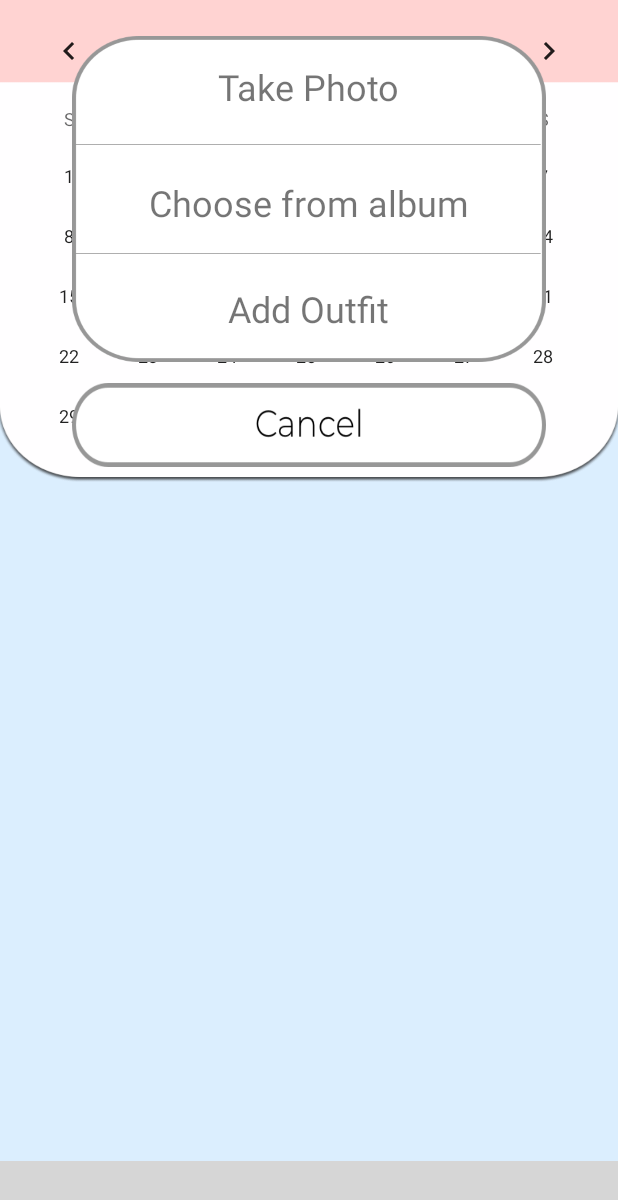
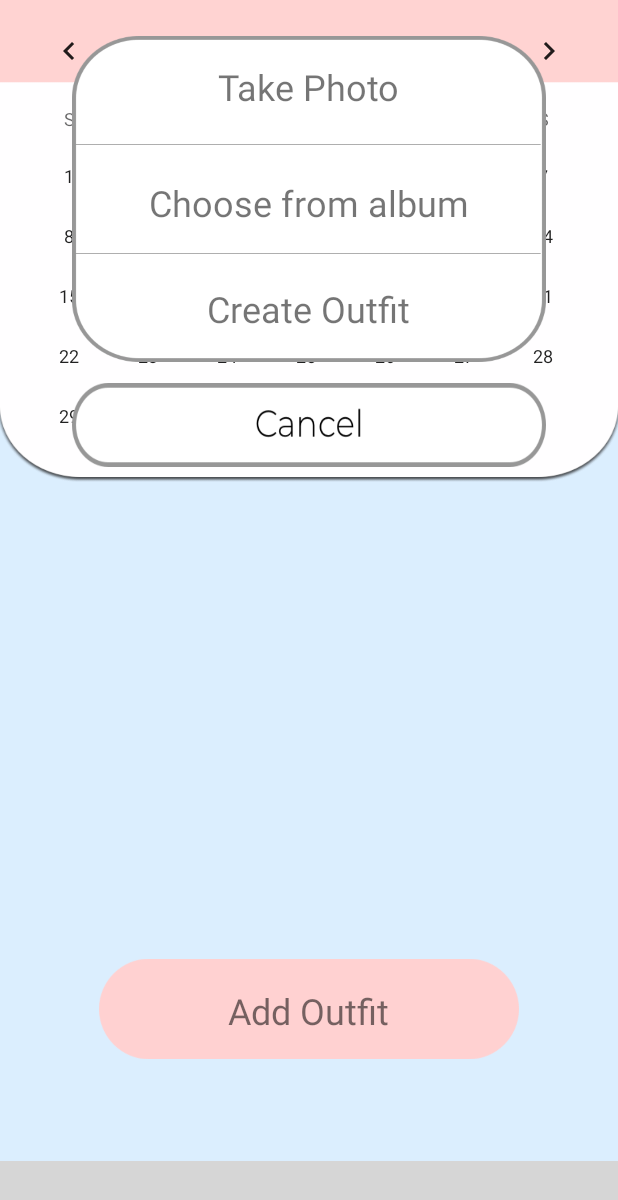
Before and after one commit to dhemutton/ReCouture, an Android app: the fragment PromptFragment placed in its activity, on a phone screen of 412 x 824 dp. Shown: the top 1200 px of the screen. Run offline under Robolectric (Android 15) with nearby library versions, the phone set to English and light mode, and no system bars; libraries missing offline, so code that uses them is left out: com.ittianyu.bottomnavigationviewex; plain views replace BottomNavigationViewEx; 6 statements that could not run were skipped; grey boxes are pictures that could not be loaded.

Commit message:
layouts edited

```diff
--- a/app/src/main/res/layout/layout_calendar.xml
+++ b/app/src/main/res/layout/layout_calendar.xml
@@ -17,4 +17,23 @@
         android:layout_alignParentTop="true"
         android:background="@drawable/calendarimage" />
 
+    <ImageView
+        android:id="@+id/imageView2"
+        android:layout_width="280dp"
+        android:layout_height="wrap_content"
+        android:layout_alignParentBottom="true"
+        android:layout_centerHorizontal="true"
+        android:layout_marginBottom="81dp"
+        app:srcCompat="@drawable/addeventrect" />
+
+    <TextView
+        android:id="@+id/textView4"
+        android:layout_width="wrap_content"
+        android:layout_height="wrap_content"
+        android:layout_alignParentBottom="true"
+        android:layout_centerHorizontal="true"
+        android:layout_marginBottom="134dp"
+        android:text="Add Outfit"
+        android:textSize="24sp" />
+
 </RelativeLayout>
--- a/app/src/main/res/layout/layout_promptforadd.xml
+++ b/app/src/main/res/layout/layout_promptforadd.xml
@@ -58,9 +58,9 @@
         android:layout_alignParentBottom="true"
         android:layout_centerHorizontal="true"
         android:layout_marginBottom="99dp"
-        android:text="Add Outfit"
-        android:textSize="24sp"
         android:clickable="true"
-        android:focusable="true"/>
+        android:focusable="true"
+        android:text="Create Outfit"
+        android:textSize="24sp" />
 
 </RelativeLayout>
```
Also changed, not shown: app/src/main/res/layout/activity_home_2.xml (+6 -4 lines), app/src/main/res/layout/snippet_top_profilebar.xml (+19 -0 lines), app/src/main/res/drawable/addeventrect.png (added), app/src/main/res/drawable/notif.png (added).
